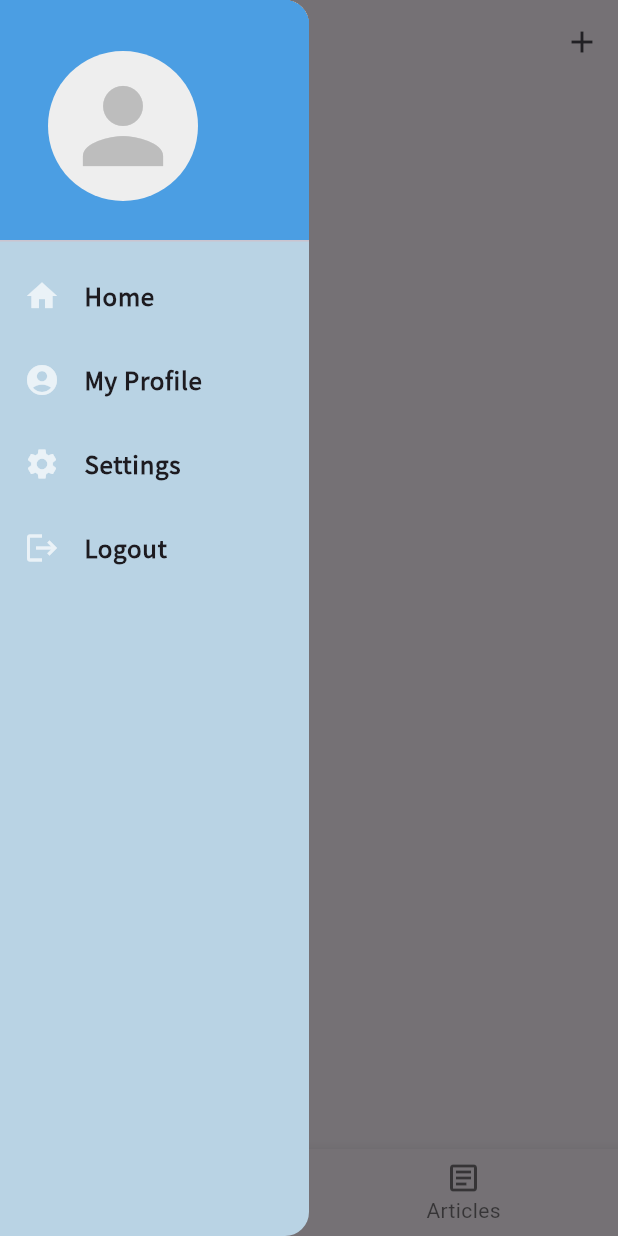
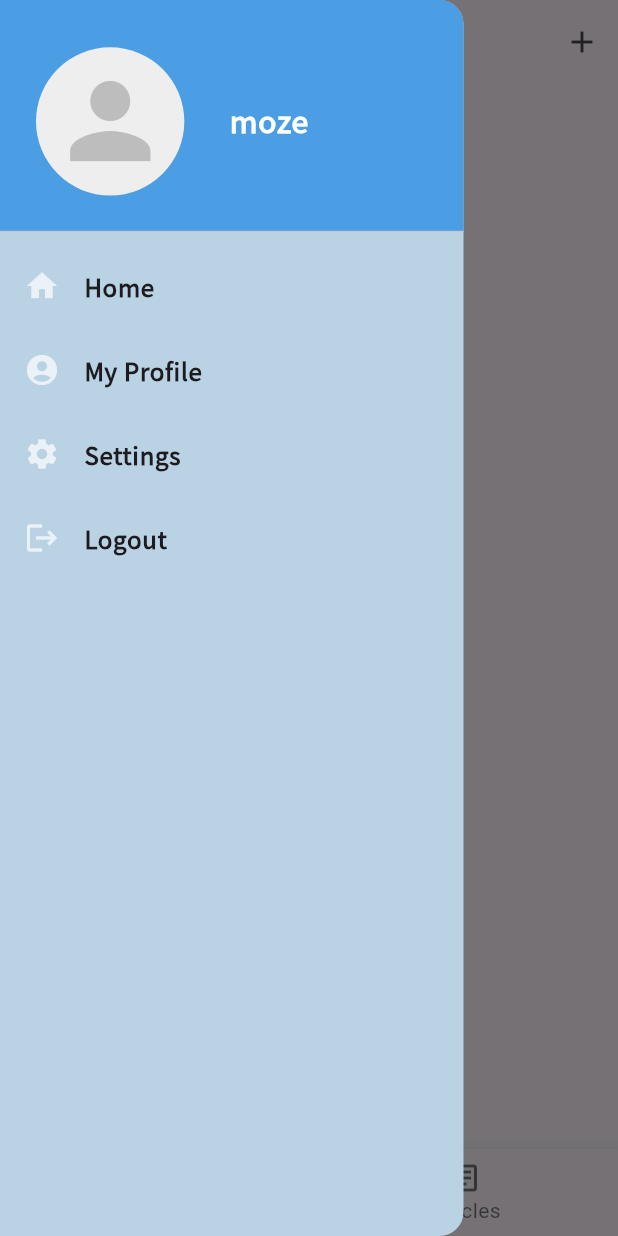
Before and after one commit to moze-max/flomosupport, a Flutter app: the screen it shows after launch, with the side drawer open, on a phone screen of 412 x 824 dp. Run offline on Flutter 3.47's test engine with Material 3 defaults, Android fonts, the phone set to English and light mode, and no system bars; our stand-ins replace flutter_local_notifications, flutter_secure_storage, flutter_timezone, image_cropper, image_picker, timezone.

Commit message:
修复了在安卓上选择头像工作不正常的情况

```diff
--- a/lib/components/getAvataImage.dart
+++ b/lib/components/getAvataImage.dart
@@ -60,6 +60,7 @@ class _UserAvatarManagerState extends State<UserAvatarManager> {
           initAspectRatio: CropAspectRatioPreset.square,
           lockAspectRatio: true,
           aspectRatioPresets: [
+            CropAspectRatioPreset.original,
             CropAspectRatioPreset.square,
           ],
           hideBottomControls: false,
--- a/lib/pages/homepage.dart
+++ b/lib/pages/homepage.dart
@@ -15,7 +15,6 @@ class HomePageState extends State<Homepage> {
   final GlobalKey<ScaffoldState> _scaffoldKey = GlobalKey<ScaffoldState>();
 
   late final List<Widget> _pages;
-
   @override
   void initState() {
     super.initState();
@@ -31,10 +30,22 @@ class HomePageState extends State<Homepage> {
     });
   }
 
-  double get _drawerWidth => MediaQuery.of(context).size.width / 2;
+  // double get _drawerWidth => MediaQuery.of(context).size.width / 2;
 
   @override
   Widget build(BuildContext context) {
+    final double dynamicDrawerWidth;
+    final screenWidth = MediaQuery.of(context).size.width;
+
+    if (Theme.of(context).platform == TargetPlatform.android ||
+        Theme.of(context).platform == TargetPlatform.iOS) {
+      // 例如，手机上抽屉宽度可以是屏幕宽度的 75%
+      dynamicDrawerWidth = screenWidth * 0.75;
+    } else {
+      // 在桌面或平板上，可能仍然保持屏幕一半，或者更大的固定值
+      dynamicDrawerWidth = screenWidth * 0.5;
+    }
+
     final AppLocalizations appLocalizations = AppLocalizations.of(context)!;
     return Scaffold(
       key: _scaffoldKey,
@@ -42,7 +53,7 @@ class HomePageState extends State<Homepage> {
       // 设置抽屉打开时主页面的蒙版颜色和透明度
       drawerScrimColor: Colors.black54, // 黑色半透明蒙版
       drawer: Drawer(
-        width: _drawerWidth, // 宽度设置为屏幕的一半
+        width: dynamicDrawerWidth,
         backgroundColor:
             const Color.fromARGB(255, 185, 211, 228).withAlpha(255),
         child: const UserAccountPage(),
@@ -58,15 +69,14 @@ class HomePageState extends State<Homepage> {
             BottomNavigationBarItem(
               key: Key('writing_guide_tab'),
               icon: Icon(Icons.auto_awesome_motion),
-              // label: 'writing guide',
               label: appLocalizations.bottomNavGuide,
-              tooltip: '',
+              tooltip: appLocalizations.bottomNavGuide,
             ),
             BottomNavigationBarItem(
               key: Key("article_tab"),
               icon: Icon(Icons.article_outlined),
               label: appLocalizations.articlePageTitle,
-              tooltip: '',
+              tooltip: appLocalizations.articlePageTitle,
             ),
           ],
           onTap: onTabChanged,
--- a/lib/pages/user_account_page.dart
+++ b/lib/pages/user_account_page.dart
@@ -11,26 +11,31 @@ class UserAccountPage extends StatefulWidget {
 class _UserAccountPageState extends State<UserAccountPage> {
   @override
   Widget build(BuildContext context) {
+    final screenWidth = MediaQuery.of(context).size.width;
+    final avatarRadius = screenWidth * 0.12;
+    final drawerHeaderHeight = avatarRadius * 2 + 64.0;
     EdgeInsets.zero;
     return ListTileTheme(
-      // tileColor: const Color.fromARGB(255, 108, 187, 240).withAlpha(255),
       selectedTileColor: Colors.blueAccent.withAlpha(128),
       child: ListView(
         children: <Widget>[
-          const DrawerHeader(
-            decoration: BoxDecoration(
+          SizedBox(
+            height: drawerHeaderHeight,
+            child: DrawerHeader(
+              decoration: const BoxDecoration(
                 color: Color.fromARGB(255, 75, 158, 227),
               ),
               child: Padding(
-              padding: EdgeInsets.all(16.0), // 为 DrawerHeader 内容添加内边距
+                padding: const EdgeInsets.only(
+                    top: 12, bottom: 12, left: 8, right: 8),
                 child: Row(
                   crossAxisAlignment: CrossAxisAlignment.center, // 垂直居中对齐
                   children: [
                     UserAvatarManager(
-                    radius: 50,
+                      radius: avatarRadius,
                     ),
-                  SizedBox(width: 30),
-                  Expanded(
+                    const SizedBox(width: 30),
+                    const Expanded(
                       child: Text(
                         'moze',
                         style: TextStyle(
@@ -42,6 +47,7 @@ class _UserAccountPageState extends State<UserAccountPage> {
                       ),
                     ),
                   ],
+                ),
               ),
             ),
           ),
```
Also changed, not shown: 4 other files. Lines whose indentation alone changed are shown as unchanged.
